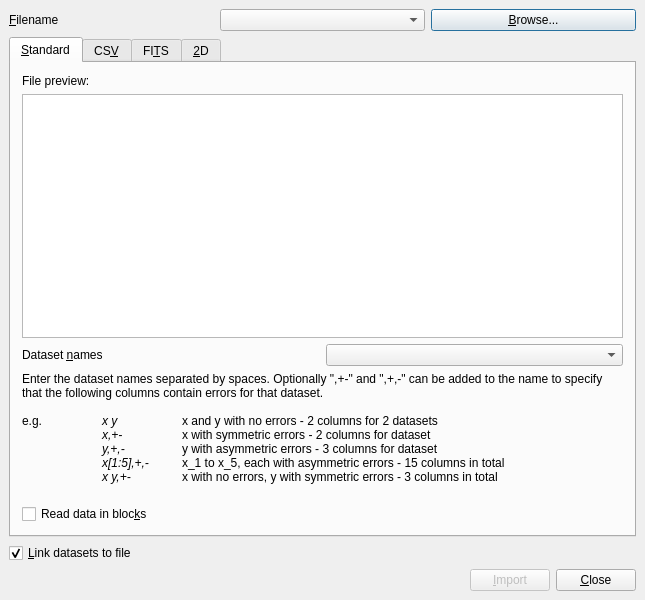
Qt form dialogs/import.ui (veusz/veusz) before a commit.
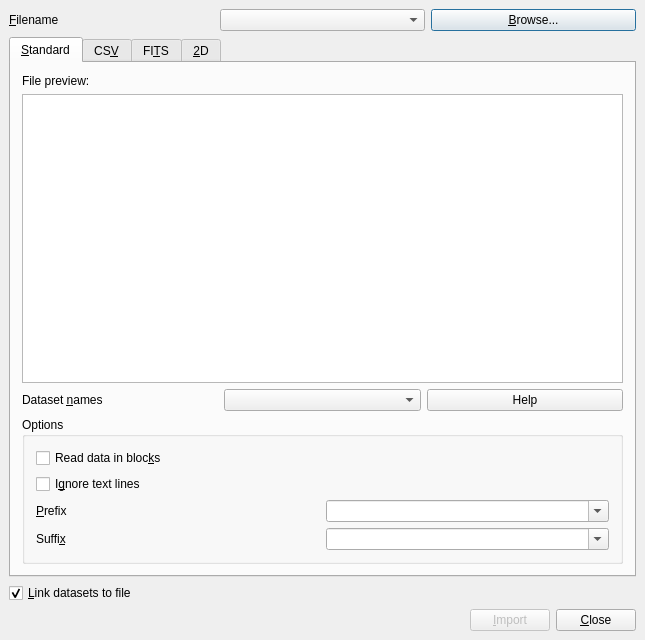
The same form after that commit. Custom widgets are drawn as their Qt base class.

Commit message: Add import fixes to ignore lines with text or add a prefix and suffix to dataset names.

```diff
--- a/dialogs/import.ui
+++ b/dialogs/import.ui
@@ -6,7 +6,7 @@
     <x>0</x>
     <y>0</y>
     <width>645</width>
-    <height>600</height>
+    <height>640</height>
    </rect>
   </property>
   <property name="windowTitle" >
@@ -62,7 +62,7 @@
       <attribute name="title" >
        <string>&amp;Standard</string>
       </attribute>
-      <layout class="QVBoxLayout" name="verticalLayout_4" >
+      <layout class="QVBoxLayout" name="verticalLayout_5" >
        <item>
         <widget class="QLabel" name="label_7" >
          <property name="text" >
@@ -105,44 +105,95 @@
            </property>
           </widget>
          </item>
+         <item>
+          <widget class="QPushButton" name="helpbutton" >
+           <property name="text" >
+            <string>Help</string>
+           </property>
+          </widget>
+         </item>
         </layout>
        </item>
        <item>
-        <widget class="QLabel" name="label_3" >
-         <property name="sizePolicy" >
-          <sizepolicy vsizetype="Preferred" hsizetype="Preferred" >
-           <horstretch>0</horstretch>
-           <verstretch>0</verstretch>
-          </sizepolicy>
-         </property>
-         <property name="text" >
-          <string>&lt;!DOCTYPE HTML PUBLIC "-//W3C//DTD HTML 4.0//EN" "http://www.w3.org/TR/REC-html40/strict.dtd">
-&lt;html>&lt;head>&lt;meta name="qrichtext" content="1" />&lt;style type="text/css">
-p, li { white-space: pre-wrap; }
-&lt;/style>&lt;/head>&lt;body>
-&lt;p style=" margin-top:0px; margin-bottom:0px; margin-left:0px; margin-right:0px; -qt-block-indent:0; text-indent:0px;">Enter the dataset names separated by spaces. Optionally ",+-" and ",+,-" can be added to the name to specify that the following columns contain errors for that dataset.&lt;/p>
-&lt;p style="-qt-paragraph-type:empty; margin-top:0px; margin-bottom:0px; margin-left:0px; margin-right:0px; -qt-block-indent:0; text-indent:0px;">&lt;/p>
-&lt;p style=" margin-top:0px; margin-bottom:0px; margin-left:0px; margin-right:0px; -qt-block-indent:0; text-indent:0px;">e.g.	&lt;span style=" font-style:italic;">x y&lt;/span>	x and y with no errors - 2 columns for 2 datasets&lt;/p>
-&lt;p style=" margin-top:0px; margin-bottom:0px; margin-left:0px; margin-right:0px; -qt-block-indent:0; text-indent:0px;">	&lt;span style=" font-style:italic;">x,+-&lt;/span>	x with symmetric errors - 2 columns for dataset&lt;/p>
-&lt;p style=" margin-top:0px; margin-bottom:0px; margin-left:0px; margin-right:0px; -qt-block-indent:0; text-indent:0px;">	&lt;span style=" font-style:italic;">y,+,-&lt;/span>	y with asymmetric errors - 3 columns for dataset&lt;/p>
-&lt;p style=" margin-top:0px; margin-bottom:0px; margin-left:0px; margin-right:0px; -qt-block-indent:0; text-indent:0px;">	&lt;span style=" font-style:italic;">x[1:5],+,-&lt;/span>	x_1 to x_5, each with asymmetric errors - 15 columns in total&lt;/p>
-&lt;p style=" margin-top:0px; margin-bottom:0px; margin-left:0px; margin-right:0px; -qt-block-indent:0; text-indent:0px;">	&lt;span style=" font-style:italic;">x y,+-&lt;/span>	x with no errors, y with symmetric errors - 3 columns in total&lt;/p>
-&lt;p style="-qt-paragraph-type:empty; margin-top:0px; margin-bottom:0px; margin-left:0px; margin-right:0px; -qt-block-indent:0; text-indent:0px;">&lt;/p>&lt;/body>&lt;/html></string>
-         </property>
-         <property name="wordWrap" >
-          <bool>true</bool>
-         </property>
-        </widget>
-       </item>
-       <item>
-        <widget class="QCheckBox" name="blockcheckbox" >
-         <property name="toolTip" >
-          <string>&lt;html>&lt;head>&lt;meta name="qrichtext" content="1" />&lt;/head>&lt;body style=" white-space: pre-wrap; font-family:Sans Serif; font-size:9pt; font-weight:400; font-style:normal; text-decoration:none;">&lt;p style=" margin-top:0px; margin-bottom:0px; margin-left:0px; margin-right:0px; -qt-block-indent:0; text-indent:0px;">If this is selected, blank lines or the word "no" are used to separate the file into blocks. An underscore followed by the block number is added to the dataset names&lt;/p>&lt;/body>&lt;/html></string>
-         </property>
-         <property name="text" >
-          <string>Read data in bloc&amp;ks</string>
-         </property>
-        </widget>
+        <layout class="QHBoxLayout" name="horizontalLayout_3" >
+         <item>
+          <widget class="QGroupBox" name="groupBox" >
+           <property name="title" >
+            <string>Options</string>
+           </property>
+           <layout class="QVBoxLayout" name="verticalLayout_4" >
+            <item>
+             <widget class="QCheckBox" name="blockcheckbox" >
+              <property name="toolTip" >
+               <string>&lt;html>&lt;head>&lt;meta name="qrichtext" content="1" />&lt;/head>&lt;body style=" white-space: pre-wrap; font-family:Sans Serif; font-size:9pt; font-weight:400; font-style:normal; text-decoration:none;">&lt;p style=" margin-top:0px; margin-bottom:0px; margin-left:0px; margin-right:0px; -qt-block-indent:0; text-indent:0px;">If this is selected, blank lines or the word "no" are used to separate the file into blocks. An underscore followed by the block number is added to the dataset names&lt;/p>&lt;/body>&lt;/html></string>
+              </property>
+              <property name="text" >
+               <string>Read data in bloc&amp;ks</string>
+              </property>
+             </widget>
+            </item>
+            <item>
+             <widget class="QCheckBox" name="ignoretextcheckbox" >
+              <property name="toolTip" >
+               <string>Ignores lines consisting of text when importing the data</string>
+              </property>
+              <property name="text" >
+               <string>I&amp;gnore text lines</string>
+              </property>
+             </widget>
+            </item>
+            <item>
+             <layout class="QHBoxLayout" name="horizontalLayout" >
+              <item>
+               <widget class="QLabel" name="label_21" >
+                <property name="text" >
+                 <string>&amp;Prefix</string>
+                </property>
+                <property name="buddy" >
+                 <cstring>prefixcombo</cstring>
+                </property>
+               </widget>
+              </item>
+              <item>
+               <widget class="QComboBox" name="prefixcombo" >
+                <property name="toolTip" >
+                 <string>Prefix to prepend to each dataset name imported, or choose Filename to get filename prepended</string>
+                </property>
+                <property name="editable" >
+                 <bool>true</bool>
+                </property>
+               </widget>
+              </item>
+             </layout>
+            </item>
+            <item>
+             <layout class="QHBoxLayout" name="horizontalLayout_2" >
+              <item>
+               <widget class="QLabel" name="label_22" >
+                <property name="text" >
+                 <string>Suffi&amp;x</string>
+                </property>
+                <property name="buddy" >
+                 <cstring>suffixcombo</cstring>
+                </property>
+               </widget>
+              </item>
+              <item>
+               <widget class="QComboBox" name="suffixcombo" >
+                <property name="toolTip" >
+                 <string>Suffix to append to each dataset name imported, or choose Filename to get filename appended</string>
+                </property>
+                <property name="editable" >
+                 <bool>true</bool>
+                </property>
+               </widget>
+              </item>
+             </layout>
+            </item>
+           </layout>
+          </widget>
+         </item>
+        </layout>
        </item>
       </layout>
      </widget>
```
Left out of the diff: 2 changed lines with no effect on the pictures. The commit also changes 7 other files.
